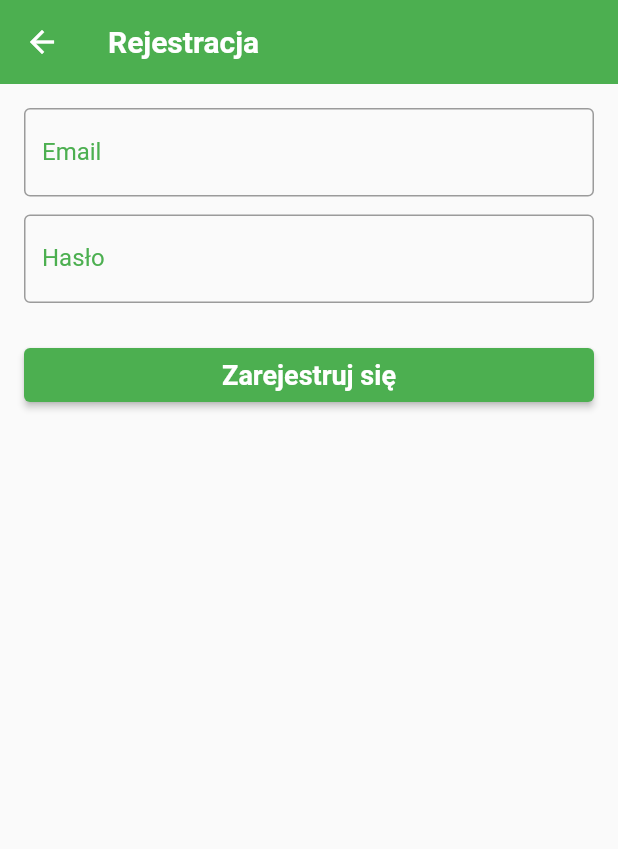
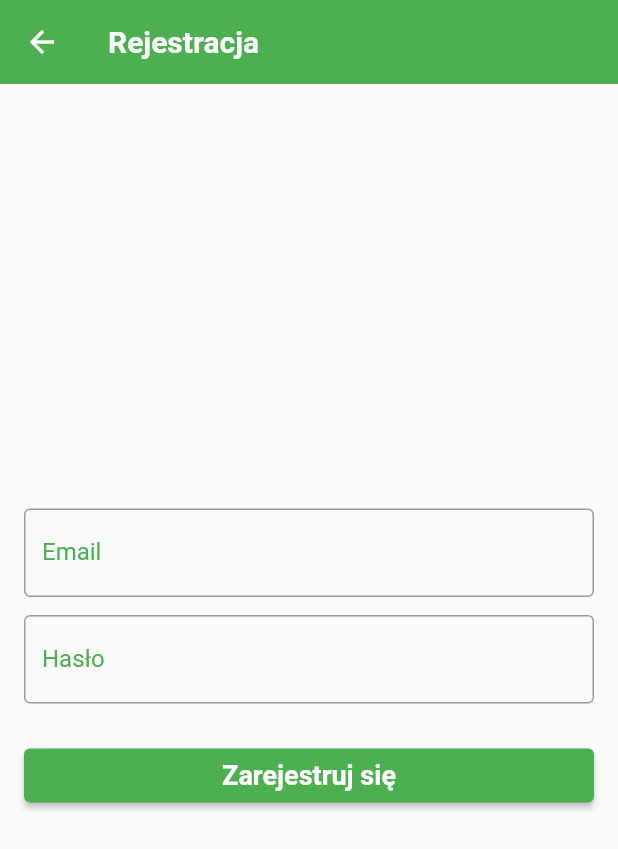
Before and after one commit to YehorUd/Zami, a Flutter app: the screen it shows after launch, after a tap on "Zarejestruj się przez E-mail", on a phone screen of 412 x 824 dp. Shown: the top 849 px of the screen. Run offline on Flutter 3.47's test engine with Material 2 defaults, Android fonts, the phone set to English and light mode, and no system bars; our stand-ins replace cloud_firestore, firebase_auth, firebase_core, flutter_signin_button, google_sign_in; accounts and stored records are empty; network calls fail.

Commit message:
1.09version workable version for real device.

```diff
--- a/lib/pages/login_page.dart
+++ b/lib/pages/login_page.dart
@@ -110,7 +110,8 @@ class _LoginPageState extends State<LoginPage> {
         title: const Text('Logowanie'),
         automaticallyImplyLeading: false,
       ),
-      body: Padding(
+      body: Center(
+        child: Padding(
           padding: const EdgeInsets.all(16.0),
           child: SingleChildScrollView(
             child: Column(
@@ -152,6 +153,7 @@ class _LoginPageState extends State<LoginPage> {
             ),
           ),
         ),
+      ),
     );
   }
 }
--- a/lib/pages/registration_page.dart
+++ b/lib/pages/registration_page.dart
@@ -64,9 +64,10 @@ class _RegistrationPageState extends State<RegistrationPage> {
       appBar: AppBar(
         title: Text('Rejestracja'),
       ),
-      body: Padding(
+      body: Container(
         padding: EdgeInsets.all(16.0),
         child: Column(
+          mainAxisAlignment: MainAxisAlignment.center,
           crossAxisAlignment: CrossAxisAlignment.stretch,
           children: <Widget>[
             TextField(
```
Lines whose indentation alone changed are shown as unchanged.
